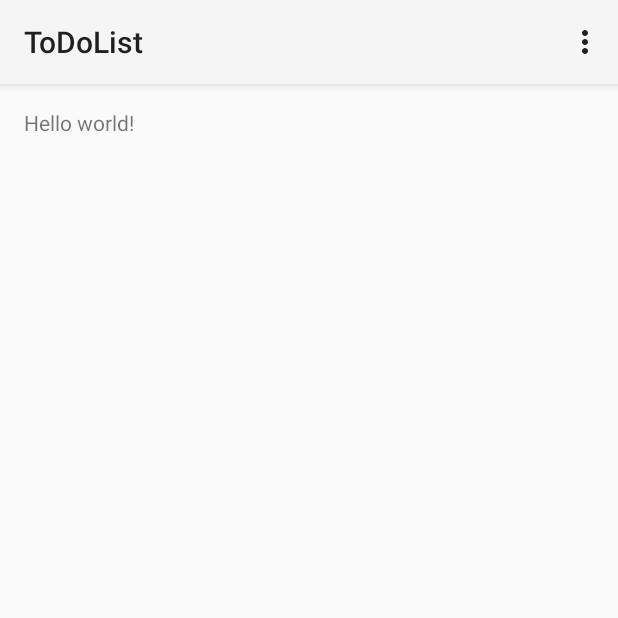
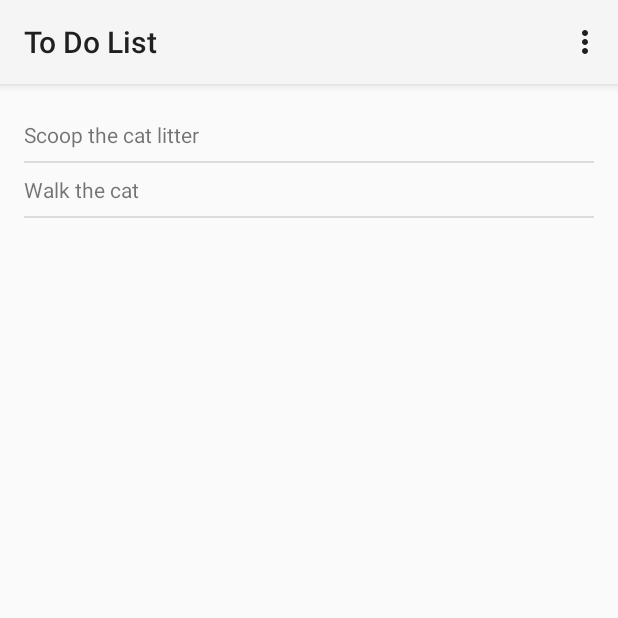
Before and after one commit to onemonth/android-todo-list, an Android app: the screen it shows after launch (MainActivity), in the options menu, after a tap on "Settings", on a phone screen of 412 x 824 dp, the top half of it. Run offline under Robolectric (Android 15) with nearby library versions, the phone set to English and light mode, and no system bars.

Commit message:
initial list working

```diff
--- a/app/src/main/java/com/onemonth/todolist/MainActivity.java
+++ b/app/src/main/java/com/onemonth/todolist/MainActivity.java
@@ -4,32 +4,51 @@ import android.app.Activity;
 import android.os.Bundle;
 import android.view.Menu;
 import android.view.MenuItem;
+import android.view.View;
+import android.widget.ListView;
 
 
-public class MainActivity extends Activity {
+public class MainActivity extends Activity
+{
+    private ListView mListView;
+    private StringAdapter mAdapter;
 
     @Override
-    protected void onCreate(Bundle savedInstanceState) {
+    protected void onCreate(Bundle savedInstanceState)
+    {
         super.onCreate(savedInstanceState);
+
         setContentView(R.layout.activity_main);
+
+        mListView = (ListView) findViewById(R.id.activity_main_listview);
+        mAdapter = new StringAdapter(this, R.id.list_item_textview);
+        mListView.setAdapter(mAdapter);
+
+        mAdapter.addItem("Scoop the cat litter");
     }
 
     @Override
-    public boolean onCreateOptionsMenu(Menu menu) {
+    public boolean onCreateOptionsMenu(Menu menu)
+    {
         // Inflate the menu; this adds items to the action bar if it is present.
         getMenuInflater().inflate(R.menu.menu_main, menu);
+
         return true;
     }
 
     @Override
-    public boolean onOptionsItemSelected(MenuItem item) {
+    public boolean onOptionsItemSelected(MenuItem item)
+    {
+        mAdapter.addItem("Walk the cat");
+
         // Handle action bar item clicks here. The action bar will
         // automatically handle clicks on the Home/Up button, so long
         // as you specify a parent activity in AndroidManifest.xml.
         int id = item.getItemId();
 
         //noinspection SimplifiableIfStatement
-        if (id == R.id.action_settings) {
+        if (id == R.id.action_settings)
+        {
             return true;
         }
 
--- /dev/null
+++ b/app/src/main/java/com/onemonth/todolist/StringAdapter.java
@@ -0,0 +1,69 @@
+package com.onemonth.todolist;
+
+import android.content.Context;
+import android.view.LayoutInflater;
+import android.view.View;
+import android.view.ViewGroup;
+import android.widget.ArrayAdapter;
+import android.widget.TextView;
+
+import java.util.ArrayList;
+import java.util.List;
+
+/**
+ * Created by alfredhanssen on 1/23/16.
+ */
+public class StringAdapter extends ArrayAdapter<String>
+{
+    private int mResource;
+    private LayoutInflater mLayoutInflater;
+    private List<String> mItems = new ArrayList<>();
+
+    public StringAdapter(Context context, int resource)
+    {
+        super(context, resource);
+
+        mResource = resource;
+        mLayoutInflater = (LayoutInflater)context.getSystemService(Context.LAYOUT_INFLATER_SERVICE);
+    }
+
+    public void addItem(String item)
+    {
+        mItems.add(item);
+        notifyDataSetChanged();
+    }
+
+    @Override
+    public int getCount()
+    {
+        return mItems.size();
+    }
+
+    @Override
+    public View getView(int position, View convertView, ViewGroup parent)
+    {
+        ViewHolder holder;
+
+        if (convertView == null)
+        {
+            convertView = mLayoutInflater.inflate(R.layout.list_item, null);
+            holder = new ViewHolder();
+            holder.itemTextView = (TextView) convertView.findViewById(mResource);
+            convertView.setTag(holder);
+        }
+        else
+        {
+            holder = (ViewHolder) convertView.getTag();
+        }
+
+        final String item = mItems.get(position);
+        holder.itemTextView.setText(item);
+
+        return convertView;
+    }
+
+    static class ViewHolder
+    {
+        TextView itemTextView;
+    }
+}
--- a/app/src/main/res/layout/activity_main.xml
+++ b/app/src/main/res/layout/activity_main.xml
@@ -5,7 +5,9 @@
     android:paddingTop="@dimen/activity_vertical_margin"
     android:paddingBottom="@dimen/activity_vertical_margin" tools:context=".MainActivity">
 
-    <TextView android:text="@string/hello_world" android:layout_width="wrap_content"
-        android:layout_height="wrap_content" />
+    <ListView
+        android:id="@+id/activity_main_listview"
+        android:layout_width="match_parent"
+        android:layout_height="match_parent" />
 
 </RelativeLayout>
--- /dev/null
+++ b/app/src/main/res/layout/list_item.xml
@@ -0,0 +1,20 @@
+<?xml version="1.0" encoding="utf-8"?>
+<LinearLayout xmlns:android="http://schemas.android.com/apk/res/android"
+    android:orientation="vertical"
+    android:paddingTop="@dimen/list_item_top_padding"
+    android:paddingBottom="@dimen/list_item_bottom_padding"
+    android:layout_width="match_parent"
+    android:layout_height="match_parent">
+
+    <TextView
+        android:id="@+id/list_item_textview"
+        android:layout_width="match_parent"
+        android:layout_height="wrap_content"
+        android:layout_gravity="top|start"
+        android:textSize="@dimen/list_item_text_size"
+        android:text="@string/sample_list_item_text"
+        android:maxLines="1"
+        android:ellipsize="end"
+        android:typeface="sans"/>
+
+</LinearLayout>
--- a/app/src/main/res/values/dimens.xml
+++ b/app/src/main/res/values/dimens.xml
@@ -2,4 +2,7 @@
     <!-- Default screen margins, per the Android Design guidelines. -->
     <dimen name="activity_horizontal_margin">16dp</dimen>
     <dimen name="activity_vertical_margin">16dp</dimen>
+    <dimen name="list_item_text_size">14sp</dimen>
+    <dimen name="list_item_top_padding">8dp</dimen>
+    <dimen name="list_item_bottom_padding">8dp</dimen>
 </resources>
--- a/app/src/main/res/values/strings.xml
+++ b/app/src/main/res/values/strings.xml
@@ -1,6 +1,5 @@
 <resources>
-    <string name="app_name">ToDoList</string>
-
-    <string name="hello_world">Hello world!</string>
+    <string name="app_name">To Do List</string>
     <string name="action_settings">Settings</string>
+    <string name="sample_list_item_text">Sample list item</string>
 </resources>
```
